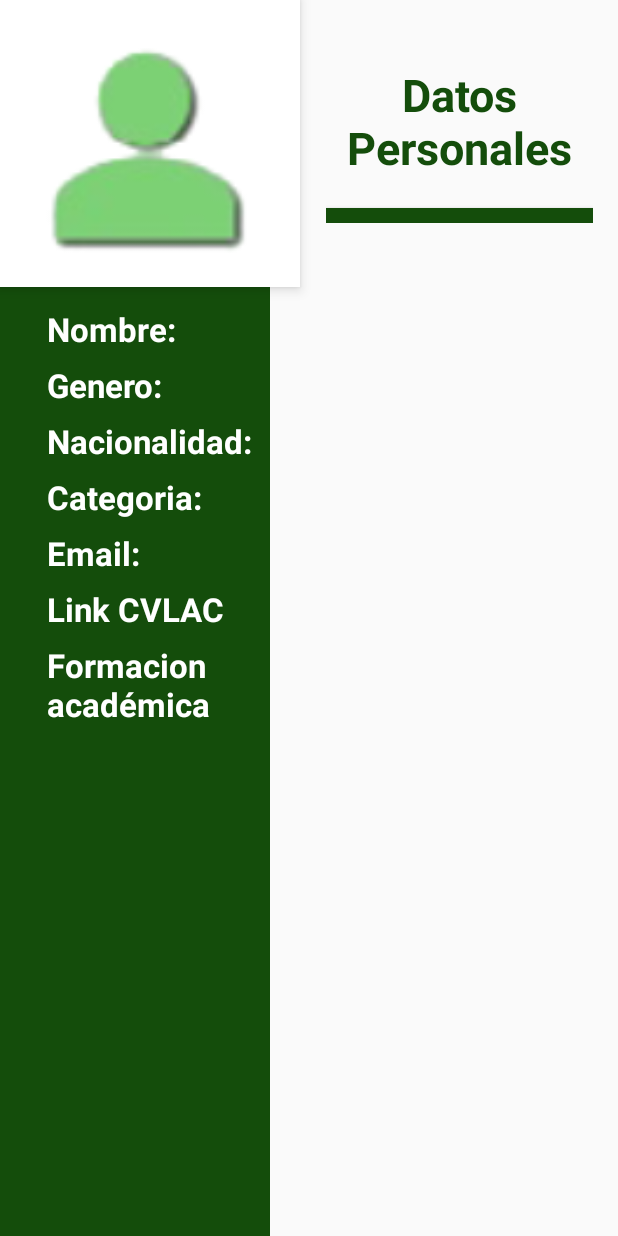
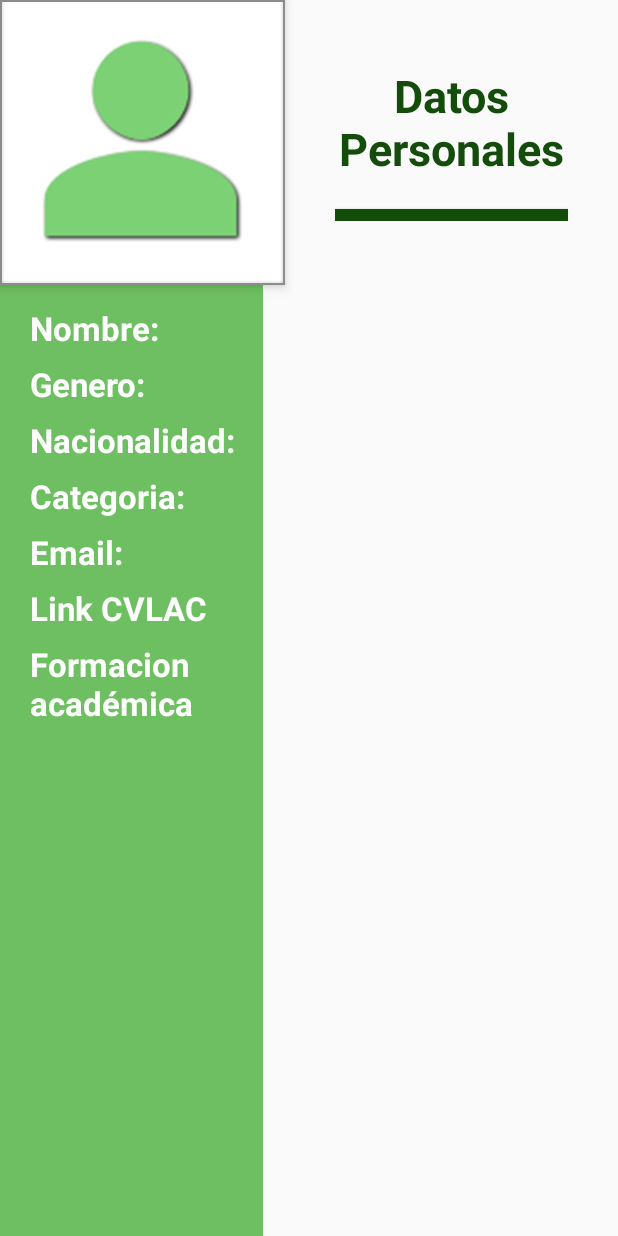
Before and after one commit to roylopez/cvuq-source, an Android app: the layout fragment_detalle_de_investigador.xml on its own in the app's theme, with its tools: preview values and no code run, on a phone screen of 412 x 824 dp. Run offline under Robolectric (Android 15) with nearby library versions, the phone set to English and light mode, and no system bars.

Commit message:
Se agregaron mas dimensiones para los layouts

```diff
--- a/app/src/main/res/layout/fragment_detalle_de_investigador.xml
+++ b/app/src/main/res/layout/fragment_detalle_de_investigador.xml
@@ -1,16 +1,15 @@
 <?xml version="1.0" encoding="utf-8"?>
 <FrameLayout xmlns:android="http://schemas.android.com/apk/res/android"
     xmlns:app="http://schemas.android.com/apk/res-auto"
-    xmlns:tools="http://schemas.android.com/tools"
     android:id="@+id/fragment_datos_personales"
     android:layout_width="match_parent"
     android:layout_height="match_parent">
 
     <RelativeLayout
         android:id="@+id/fondo"
-        android:layout_width="180dp"
+        android:layout_width="@dimen/width_fondo_det_inv"
         android:layout_height="match_parent"
-        android:background="@color/colorPrimary"
+        android:background="@color/colorGreen"
         app:layout_constraintBottom_toBottomOf="@+id/contenedorTxts"
         app:layout_constraintLeft_toLeftOf="parent"
         app:layout_constraintTop_toTopOf="parent" />
@@ -26,15 +25,15 @@
 
             <ImageView
                 android:id="@+id/imagen_detalle"
-                android:layout_width="200dp"
-                android:layout_height="191dp"
+                android:layout_width="@dimen/width_img_det_inv"
+                android:layout_height="@dimen/heigth_img_det_inv"
                 android:layout_alignParentStart="true"
                 android:layout_alignParentTop="true"
-                android:layout_weight="5"
-                android:background="@color/colorWhite"
+                android:background="@color/gray"
                 android:contentDescription=""
                 android:elevation="5dp"
-                android:src="@drawable/image_investigator"
+                android:padding="1dp"
+                android:src="@drawable/investigador"
                 app:layout_constraintLeft_toLeftOf="parent"
                 app:layout_constraintTop_toTopOf="parent" />
 
@@ -57,13 +56,13 @@
                     android:text="@string/texto_datos_personales"
                     android:textAppearance="?android:attr/textAppearanceMedium"
                     android:textColor="@color/colorDarkGreen"
-                    android:textSize="30sp"
+                    android:textSize="@dimen/textSize_tituloDatos"
                     android:textStyle="bold" />
 
                 <Button
                     android:id="@+id/linea"
-                    android:layout_width="80pt"
-                    android:layout_height="10dp"
+                    android:layout_width="@dimen/width_linea"
+                    android:layout_height="@dimen/heigth_linea"
                     android:layout_below="@id/titulo_datos"
                     android:layout_marginTop="20dp"
                     android:background="@color/colorDarkGreen"
@@ -77,9 +76,8 @@
                 android:layout_height="wrap_content"
                 android:layout_alignParentStart="true"
                 android:layout_below="@+id/imagen_detalle"
-                android:layout_marginLeft="31dp"
-                android:layout_marginStart="31dp"
-                android:layout_marginTop="13dp"
+                android:layout_marginStart="@dimen/contenedor_marginStart"
+                android:layout_marginTop="14dp"
                 app:layout_constraintLeft_toLeftOf="parent"
                 app:layout_constraintTop_toBottomOf="@+id/imagen_detalle">
 
@@ -88,10 +86,10 @@
                     android:layout_width="wrap_content"
                     android:layout_height="wrap_content"
                     android:layout_alignParentTop="true"
-                    android:layout_marginEnd="20pt"
-                    android:layout_marginStart="170dp"
+                    android:layout_marginEnd="@dimen/txtE_marginEnd"
+                    android:layout_marginStart="@dimen/txtE_marginStart"
                     android:textAppearance="?android:attr/textAppearanceMedium"
-                    android:textSize="20sp" />
+                    android:textSize="@dimen/textSize_txtE" />
 
                 <TextView
                     android:id="@+id/txtGenero"
@@ -99,10 +97,10 @@
                     android:layout_height="wrap_content"
                     android:layout_alignLeft="@id/txtNombre"
                     android:layout_below="@+id/txtNombre"
-                    android:layout_marginEnd="20pt"
+                    android:layout_marginEnd="@dimen/txtE_marginEnd"
                     android:layout_marginTop="10dp"
                     android:textAppearance="?android:attr/textAppearanceMedium"
-                    android:textSize="20sp" />
+                    android:textSize="@dimen/textSize_txtE" />
 
                 <TextView
                     android:id="@+id/txtNacionalidad"
@@ -110,10 +108,10 @@
                     android:layout_height="wrap_content"
                     android:layout_alignLeft="@id/txtGenero"
                     android:layout_below="@id/txtGenero"
-                    android:layout_marginEnd="20pt"
+                    android:layout_marginEnd="@dimen/txtE_marginEnd"
                     android:layout_marginTop="10dp"
                     android:textAppearance="?android:attr/textAppearanceMedium"
-                    android:textSize="20sp" />
+                    android:textSize="@dimen/textSize_txtE" />
 
                 <TextView
                     android:id="@+id/txtCategoria"
@@ -121,10 +119,10 @@
                     android:layout_height="wrap_content"
                     android:layout_alignLeft="@id/txtNacionalidad"
                     android:layout_below="@id/txtNacionalidad"
-                    android:layout_marginEnd="20pt"
+                    android:layout_marginEnd="@dimen/txtE_marginEnd"
                     android:layout_marginTop="10dp"
                     android:textAppearance="?android:attr/textAppearanceMedium"
-                    android:textSize="20sp" />
+                    android:textSize="@dimen/textSize_txtE" />
 
                 <TextView
                     android:id="@+id/txtEmail"
@@ -132,10 +130,10 @@
                     android:layout_height="wrap_content"
                     android:layout_alignLeft="@id/txtCategoria"
                     android:layout_below="@id/txtCategoria"
-                    android:layout_marginEnd="20pt"
+                    android:layout_marginEnd="@dimen/txtE_marginEnd"
                     android:layout_marginTop="10dp"
                     android:textAppearance="?android:attr/textAppearanceMedium"
-                    android:textSize="20sp" />
+                    android:textSize="@dimen/textSize_txtE" />
 
                 <TextView
                     android:id="@+id/txtLinkcvlac"
@@ -154,10 +152,10 @@
                     android:layout_height="wrap_content"
                     android:layout_alignLeft="@id/txtLinkcvlac"
                     android:layout_below="@id/txtLinkcvlac"
-                    android:layout_marginEnd="20pt"
+                    android:layout_marginEnd="@dimen/txtE_marginEnd"
                     android:layout_marginTop="10dp"
                     android:textAppearance="?android:attr/textAppearanceMedium"
-                    android:textSize="20sp" />
+                    android:textSize="@dimen/textSize_txtE" />
 
 
                 <TextView
--- a/app/src/main/res/values/dimens.xml
+++ b/app/src/main/res/values/dimens.xml
@@ -10,6 +10,7 @@
     <dimen name="toolbar_text_size">25sp</dimen>
     <dimen name="height_toolbar">35dp</dimen>
 
+    <!--Dimens detalle de grupo -->
     <dimen name="margen_img">1dp</dimen>
     <dimen name="margen_end_img">5dp</dimen>
     <dimen name="tamanio_imagen_width">368dp</dimen>
@@ -24,4 +25,23 @@
     <dimen name="top_txt_detalleGrupo">5dp</dimen>
     <dimen name="sigla_toolbar_top">5dp</dimen>
 
+    <!-- Dimens lista investigador -->
+    <dimen name="width_img_inv_det">100dp</dimen>
+    <dimen name="heigth_img_inv_det">100dp</dimen>
+    <dimen name="margin_str_nom_inv_det">10dp</dimen>
+    <dimen name="textSize_inv_det">15dp</dimen>
+
+    <!-- Dimens Detalle Investigador-->
+    <dimen name="width_fondo_det_inv">175dp</dimen>
+    <dimen name="width_img_det_inv">190dp</dimen>
+    <dimen name="heigth_img_det_inv">190dp</dimen>
+    <dimen name="textSize_tituloDatos">30sp</dimen>
+    <dimen name="width_linea">70pt</dimen>
+    <dimen name="heigth_linea">8dp</dimen>
+    <dimen name="contenedor_marginStart">20dp</dimen>
+    <dimen name="txtE_marginEnd">20pt</dimen>
+    <dimen name="txtE_marginStart">170dp</dimen>
+    <dimen name="textSize_txtE">20sp</dimen>
+    <dimen name="textSize_txt">22sp</dimen>
+
 </resources>
```
Also changed, not shown: app/src/main/res/layout/resumen_investigadores.xml (+17 -27 lines), app/src/main/res/values/colors.xml (+18 -0 lines), app/src/main/res/drawable/investigador.png (added), 48 other files.
